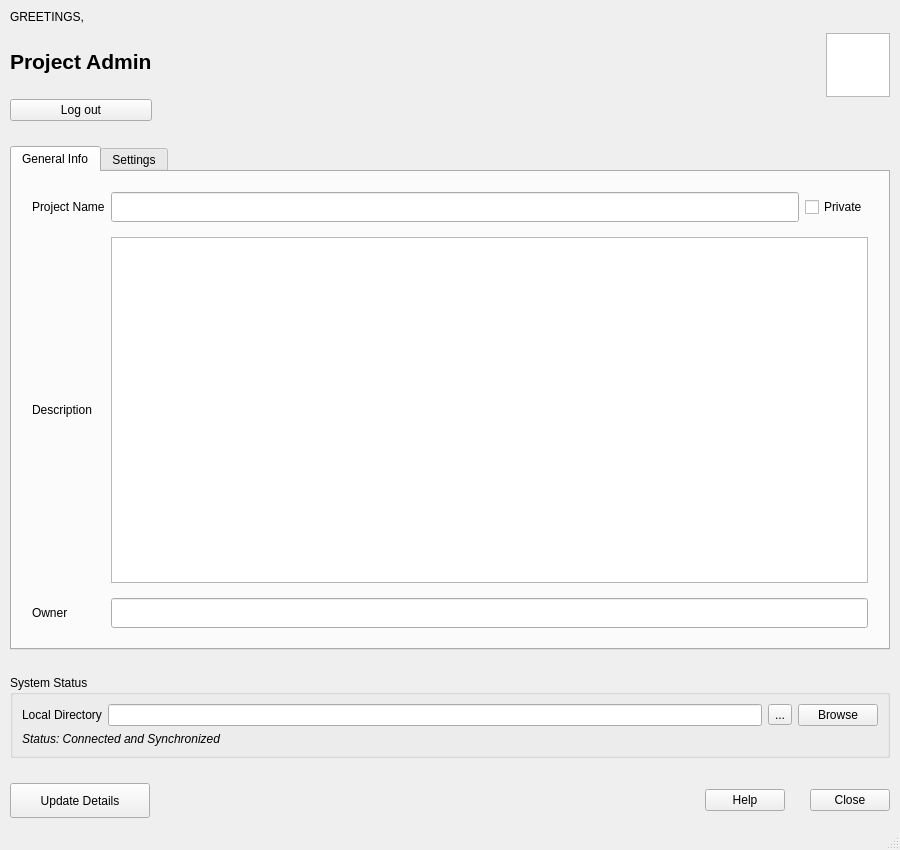
First picture: the form in ui/project_details_window.ui, repository joshdels/pyqgis-plugin-topmap, before the edit.
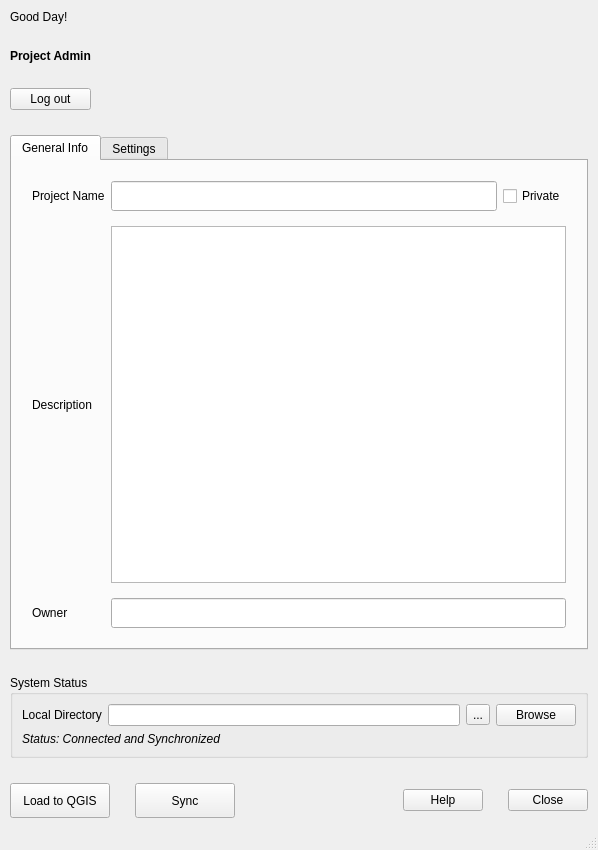
Second picture: the form after the edit.

Diff of the .ui file:
```diff
--- a/ui/project_details_window.ui
+++ b/ui/project_details_window.ui
@@ -6,7 +6,7 @@
    <rect>
     <x>0</x>
     <y>0</y>
-    <width>900</width>
+    <width>598</width>
     <height>850</height>
    </rect>
   </property>
@@ -36,8 +36,13 @@
        <layout class="QVBoxLayout" name="greetingLayout">
         <item>
          <widget class="QLabel" name="label">
+          <property name="font">
+           <font>
+            <pointsize>9</pointsize>
+           </font>
+          </property>
           <property name="text">
-           <string>GREETINGS,</string>
+           <string>Good Day!</string>
           </property>
          </widget>
         </item>
@@ -45,7 +50,7 @@
          <widget class="QLabel" name="usernameLabel">
           <property name="font">
            <font>
-            <pointsize>16</pointsize>
+            <pointsize>9</pointsize>
             <weight>75</weight>
             <bold>true</bold>
            </font>
@@ -77,16 +82,6 @@
         </property>
        </spacer>
       </item>
-      <item>
-       <widget class="QGraphicsView" name="graphicsView">
-        <property name="maximumSize">
-         <size>
-          <width>64</width>
-          <height>64</height>
-         </size>
-        </property>
-       </widget>
-      </item>
      </layout>
     </item>
     <item>
@@ -229,12 +224,28 @@
        <widget class="QPushButton" name="pushButton">
         <property name="minimumSize">
          <size>
-          <width>140</width>
+          <width>100</width>
           <height>35</height>
          </size>
         </property>
         <property name="text">
-         <string>Update Details</string>
+         <string>Load to QGIS</string>
+        </property>
+       </widget>
+      </item>
+      <item>
+       <widget class="QPushButton" name="syncButton">
+        <property name="enabled">
+         <bool>true</bool>
+        </property>
+        <property name="minimumSize">
+         <size>
+          <width>100</width>
+          <height>35</height>
+         </size>
+        </property>
+        <property name="text">
+         <string>Sync</string>
         </property>
        </widget>
       </item>
```
Left out of the diff: 4 changed lines with no effect on the pictures.
